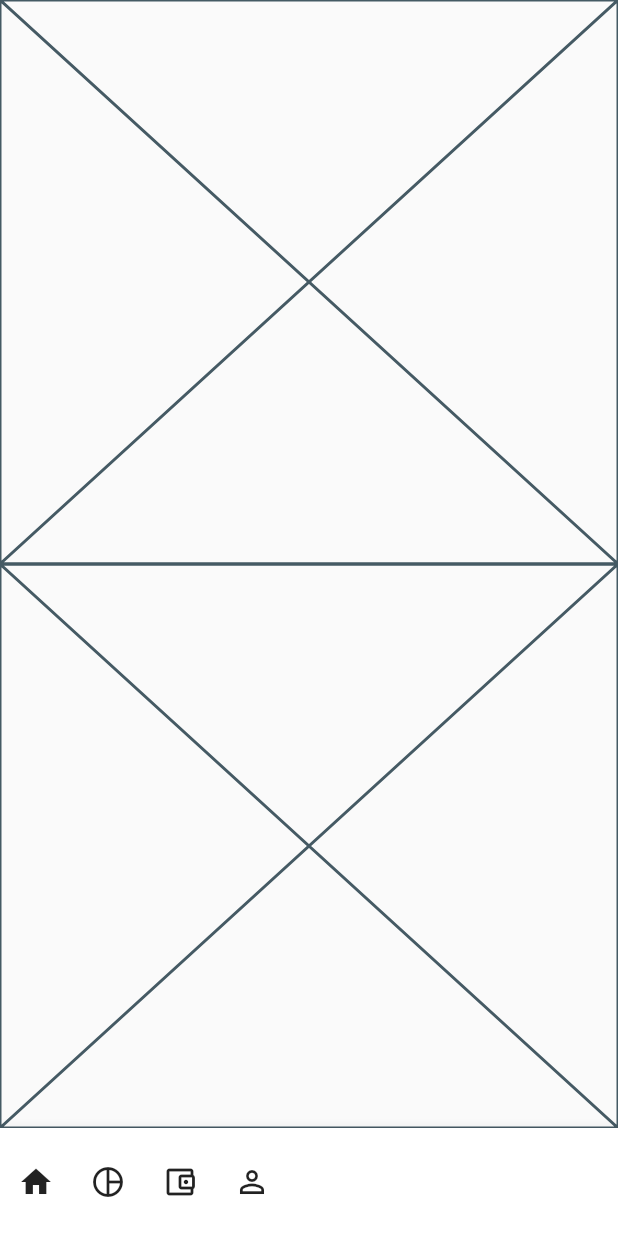
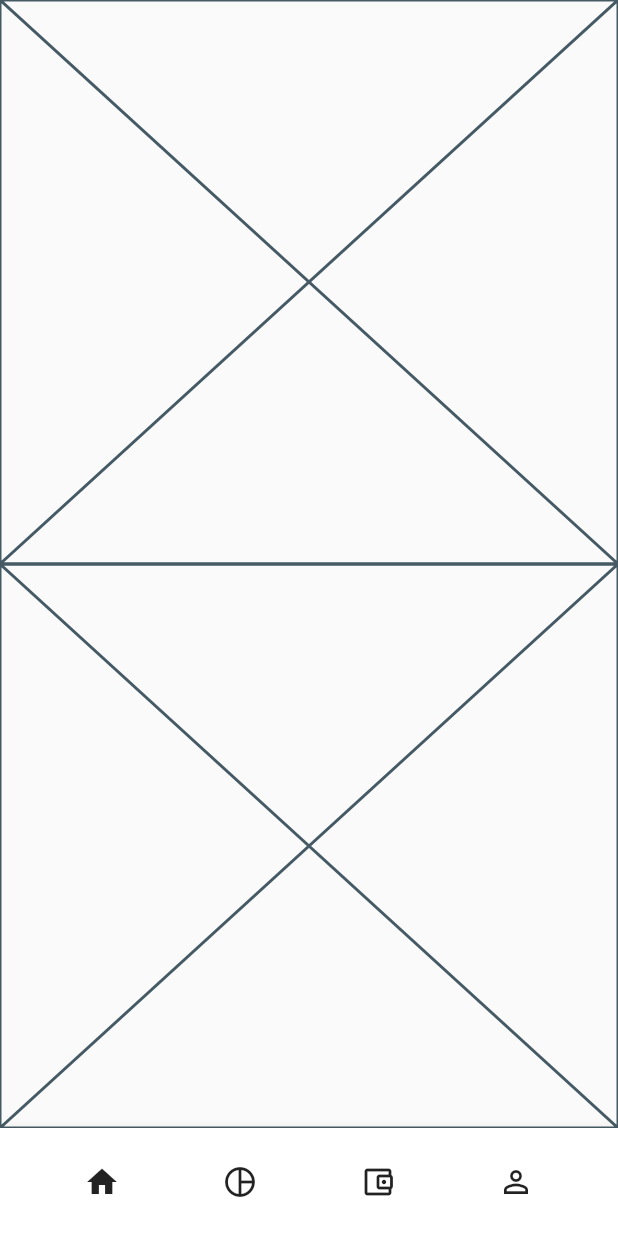
Before and after one commit to JAICHANGPARK/flutter_notebook_14th_story, a Flutter app: the screen it shows after launch, on a phone screen of 412 x 824 dp. Run offline on Flutter 3.47's test engine with Material 2 defaults, Android fonts, the phone set to English and light mode, and no system bars; our stand-ins replace card_swiper, date_picker_timeline, flutter_advanced_switch, flutter_lorem, freezed_annotation, get and 2 more; missing offline and left inert: rpgnamegenerator.

Commit message:
Update crypto_mobile_main_page.dart

```diff
--- a/lib/ep891_crypto_app/ui/crypto_mobile_main_page.dart
+++ b/lib/ep891_crypto_app/ui/crypto_mobile_main_page.dart
@@ -8,6 +8,8 @@ class CryptoMobileMainPage extends StatefulWidget {
 }
 
 class _CryptoMobileMainPageState extends State<CryptoMobileMainPage> {
+  ValueNotifier<int> _tabIndex = ValueNotifier(0);
+
   @override
   Widget build(BuildContext context) {
     return Scaffold(
@@ -23,8 +25,13 @@ class _CryptoMobileMainPageState extends State<CryptoMobileMainPage> {
         child: Container(
           height: 72,
           child: Row(
+            mainAxisAlignment: MainAxisAlignment.spaceEvenly,
             children: [
-              IconButton(onPressed: () {}, icon: Icon(Icons.home)),
+              GestureDetector(
+                  onTap: () {
+                    _tabIndex.value = 0;
+                  },
+                  child: IconButton(onPressed: () {}, icon: Icon(Icons.home))),
               IconButton(onPressed: () {}, icon: Icon(Icons.pie_chart_outline_outlined)),
               IconButton(onPressed: () {}, icon: Icon(Icons.account_balance_wallet_outlined)),
               IconButton(onPressed: () {}, icon: Icon(Icons.person_outline)),
```
